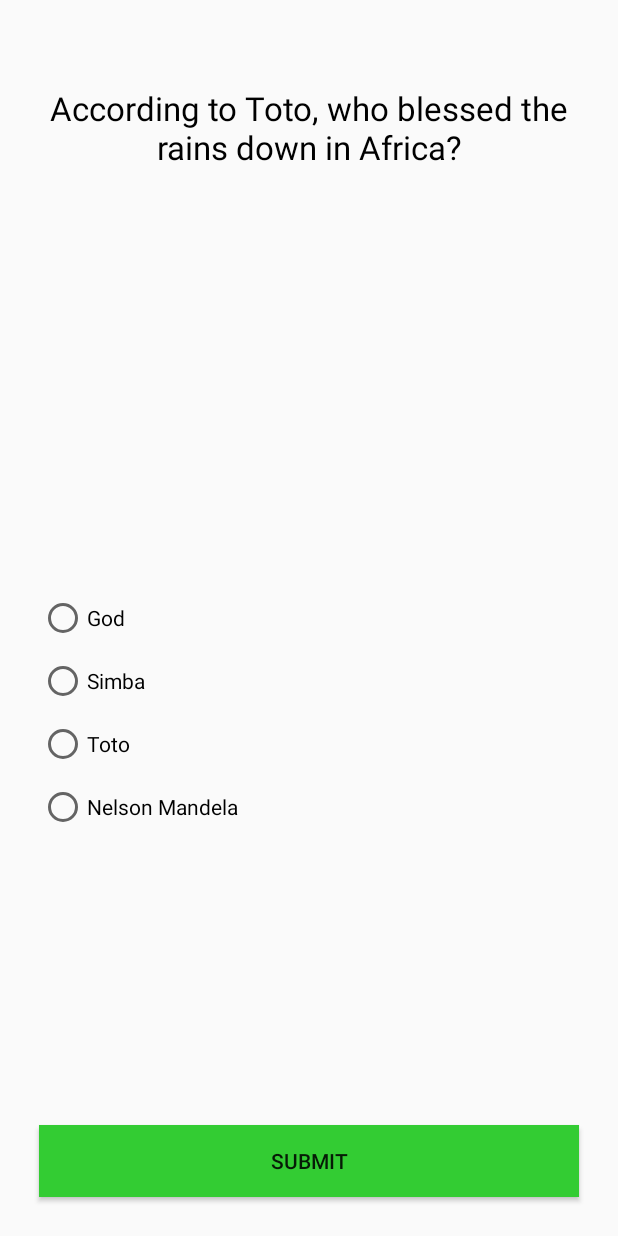
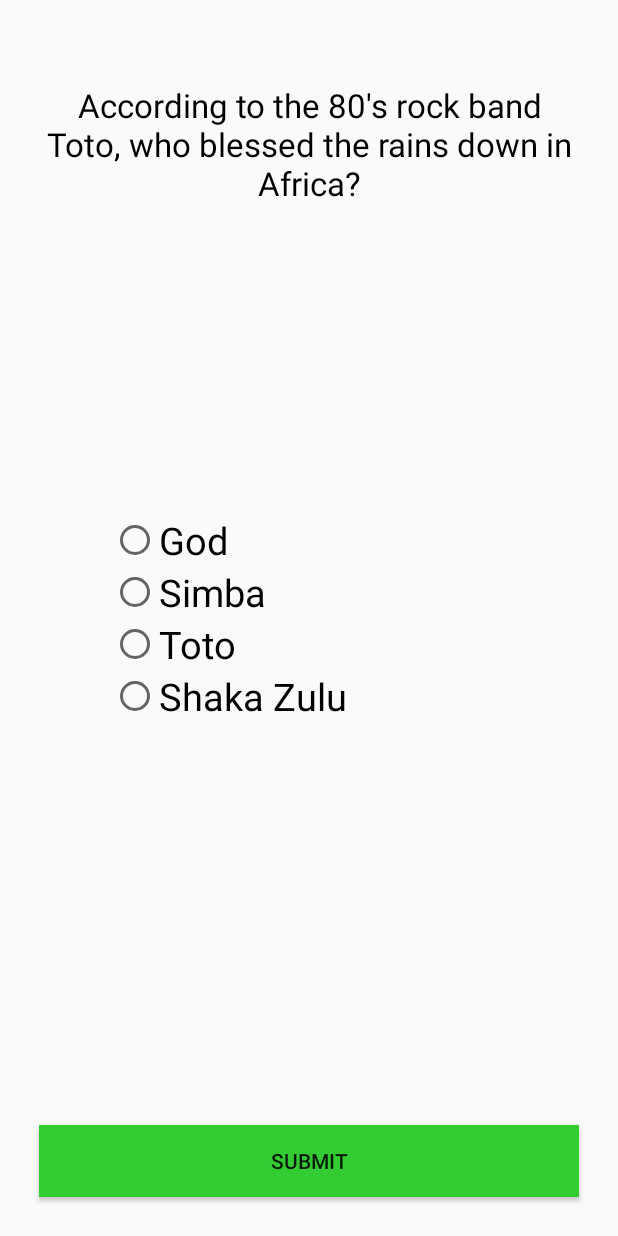
Before and after one commit to mwilcox-wi/TheQuiz, an Android app: the fragment Q1Fragment placed in its activity, on a phone screen of 412 x 824 dp. Run offline under Robolectric (Android 15) with nearby library versions, the phone set to English and light mode, and no system bars.

```diff
--- a/app/src/main/java/com/cs407/thequiz/MainActivity.java
+++ b/app/src/main/java/com/cs407/thequiz/MainActivity.java
@@ -9,10 +9,14 @@ import android.widget.Toast;
 
 public class MainActivity extends AppCompatActivity {
 
+    int correct;
+
     @Override
     protected void onCreate(Bundle savedInstanceState) {
         super.onCreate(savedInstanceState);
         setContentView(R.layout.activity_main);
+
+        correct = 0;
 
 
         Button btn = (Button) findViewById(R.id.start_btn);
@@ -21,6 +25,7 @@ public class MainActivity extends AppCompatActivity {
              public void onClick(View v) {
 
                Intent i = new Intent(getApplicationContext(), QuizActivity.class);
+               i.putExtra("correct", correct);
                startActivity(i);
                //Toast.makeText(getApplicationContext(), "TOAST", Toast.LENGTH_SHORT).show();
                 }
--- a/app/src/main/java/com/cs407/thequiz/Q2_Fragment.java
+++ b/app/src/main/java/com/cs407/thequiz/Q2_Fragment.java
@@ -7,6 +7,7 @@ import android.app.Fragment;
 import android.view.LayoutInflater;
 import android.view.View;
 import android.view.ViewGroup;
+import android.widget.Button;
 
 
 /**
@@ -22,6 +23,8 @@ public class Q2_Fragment extends Fragment {
     // the fragment initialization parameters, e.g. ARG_ITEM_NUMBER
     private static final String ARG_PARAM1 = "param1";
     private static final String ARG_PARAM2 = "param2";
+
+    int correct;
 
     // TODO: Rename and change types of parameters
     private String mParam1;
@@ -58,6 +61,9 @@ public class Q2_Fragment extends Fragment {
             mParam1 = getArguments().getString(ARG_PARAM1);
             mParam2 = getArguments().getString(ARG_PARAM2);
         }
+
+
+
     }
 
     @Override
--- a/app/src/main/res/layout/fragment_q1.xml
+++ b/app/src/main/res/layout/fragment_q1.xml
@@ -17,12 +17,18 @@
             android:id="@+id/q1_text"
             android:textAlignment="center"
             android:textColor="#000"
-            android:layout_alignParentTop="true"
-            android:layout_alignParentStart="true"
-            android:layout_marginTop="41dp"
+            android:layout_marginTop="39dp"
             android:paddingEnd="5dp"
             android:paddingStart="5dp"
-            android:text="According to Toto, who blessed the rains down in Africa?" />
+            android:text="According to the 80&apos;s rock band Toto, who blessed the rains down in Africa?"
+            android:layout_alignParentTop="true"
+            android:layout_alignParentStart="true" />
+<RadioGroup
+    android:layout_width="wrap_content"
+    android:layout_height="wrap_content"
+    android:layout_centerVertical="true"
+    android:layout_alignStart="@+id/btn_q1_submit"
+    android:layout_marginStart="48dp">
 
         <RadioButton
             android:layout_width="wrap_content"
@@ -31,7 +37,8 @@
             android:id="@+id/god"
             android:checked="false"
             android:layout_centerVertical="true"
-            android:layout_alignStart="@+id/simba" />
+            android:layout_alignStart="@+id/simba"
+            android:textSize="25dp" />
 
         <RadioButton
             android:layout_width="wrap_content"
@@ -40,9 +47,8 @@
             android:id="@+id/simba"
             android:layout_below="@+id/god"
             android:layout_alignParentStart="true"
-            android:layout_marginStart="45dp"
             android:checked="false"
-            android:layout_margin="10dp" />
+            android:textSize="25dp" />
 
         <RadioButton
             android:layout_width="wrap_content"
@@ -50,20 +56,20 @@
             android:text="Toto"
             android:id="@+id/toto"
             android:checked="false"
-            android:layout_marginLeft="10dp"
-            android:layout_marginRight="10dp"
             android:layout_below="@+id/simba"
-            android:layout_alignParentStart="true" />
+            android:layout_alignParentStart="true"
+            android:textSize="25dp" />
 
         <RadioButton
             android:layout_width="wrap_content"
             android:layout_height="wrap_content"
-            android:text="Nelson Mandela"
-            android:id="@+id/radioButton"
+            android:text="Shaka Zulu"
+            android:id="@+id/shaka"
             android:checked="false"
             android:layout_below="@+id/toto"
             android:layout_alignParentStart="true"
-            android:layout_margin="10dp" />
+            android:textSize="25dp" />
+</RadioGroup>
 
         <Button
             android:layout_width="wrap_content"
--- a/app/src/main/res/layout/fragment_q2_.xml
+++ b/app/src/main/res/layout/fragment_q2_.xml
@@ -47,7 +47,7 @@
         <EditText
             android:layout_width="fill_parent"
             android:layout_height="wrap_content"
-            android:id="@+id/editText"
+            android:id="@+id/answer"
             android:layout_below="@+id/q2_text"
             android:layout_centerHorizontal="true"
             android:layout_marginTop="39dp"
```
Also changed, not shown: app/src/main/java/com/cs407/thequiz/QuizActivity.java (+53 -5 lines).
